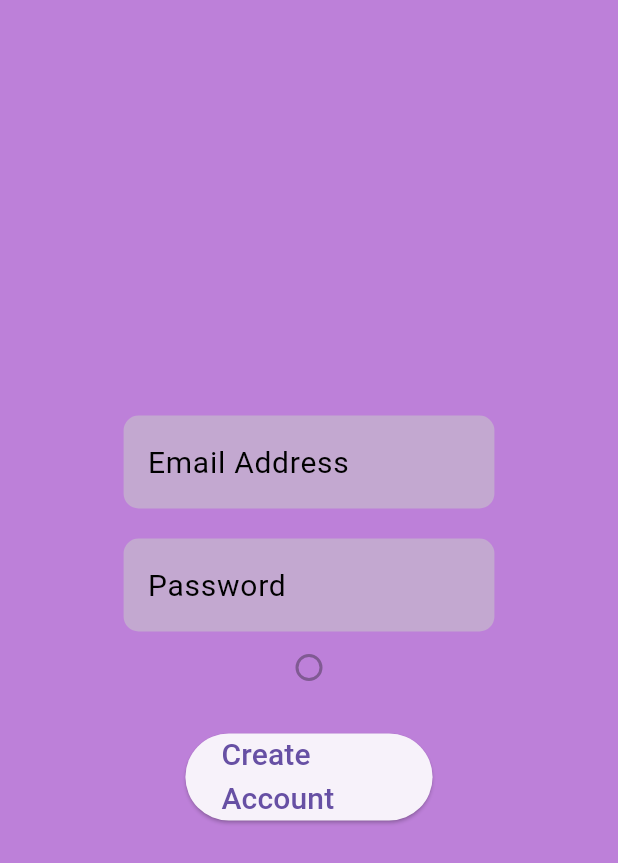
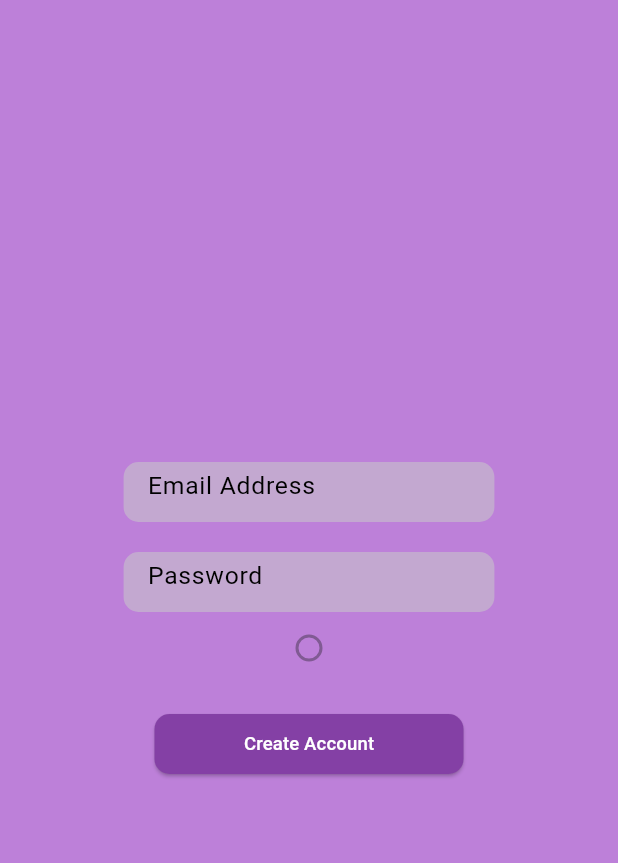
Before and after one commit to NewtonMaluvana/christian_dating_app, a Flutter app: the screen it shows after launch, on a phone screen of 412 x 824 dp. Shown: the top 863 px of the screen. Run offline on Flutter 3.47's test engine with Material 3 defaults, Android fonts, the phone set to English and light mode, and no system bars; our stand-ins replace flutter_screenutil, gap, get, google_fonts, hugeicons.

Commit message:
adding buttons in the login page

```diff
--- a/lib/Buttons/button.dart
+++ b/lib/Buttons/button.dart
@@ -1,4 +1,5 @@
 import 'package:dating_app/Fonts/Fonts.dart';
+import 'package:dating_app/colors/colors.dart';
 import 'package:flutter/material.dart';
 import 'package:get/get_state_manager/src/simple/get_widget_cache.dart';
 
@@ -14,10 +15,23 @@ class Button extends StatefulWidget {
 class _ButtonState extends State<Button> {
   Widget getButton() {
     return SizedBox(
+      height: 40,
       width: widget.width,
       child: ElevatedButton(
+        style: ElevatedButton.styleFrom(
+          backgroundColor: color.btnColor,
+          shape: RoundedRectangleBorder(
+            borderRadius: BorderRadius.circular(10),
+          ),
+        ),
         onPressed: () {},
-        child: Text(widget.text, style: TextStyle(fontSize: 20)),
+        child: Text(
+          widget.text,
+          style: TextStyle(
+            fontSize: widget.width * 0.06,
+            color: color.colorText2,
+          ),
+        ),
       ),
     );
   }
--- a/lib/TextField/TextFiled.dart
+++ b/lib/TextField/TextFiled.dart
@@ -17,6 +17,7 @@ class _TextInput extends State<TextInput> {
   Widget inputText() {
     return SizedBox(
       width: width * 0.6,
+      height: 40,
       child: TextField(
         decoration: InputDecoration(
           hintStyle: TextStyle(color: color.colorText1, fontSize: widget.size),
--- a/lib/colors/colors.dart
+++ b/lib/colors/colors.dart
@@ -4,5 +4,6 @@ class color {
   static Color bgColor = const Color.fromARGB(255, 189, 128, 217);
   static Color colorInput = const Color.fromRGBO(195, 168, 208, 1);
   static Color colorText1 = Colors.black;
+  static Color colorText2 = Colors.white;
   static Color btnColor = const Color.fromRGBO(132, 64, 165, 1);
 }
--- a/lib/pages/Authentication_pages/login_page.dart
+++ b/lib/pages/Authentication_pages/login_page.dart
@@ -23,12 +23,12 @@ class _LoginPage extends State<LoginPage> {
         child: Column(
           mainAxisAlignment: MainAxisAlignment.center,
           children: [
-            TextInput(hintText: "Email Address", size: 20),
+            TextInput(hintText: "Email Address", size: width * 0.04),
             Gap(20),
-            TextInput(hintText: "Password", size: 20),
+            TextInput(hintText: "Password", size: width * 0.04),
             Radio(value: 1, groupValue: 3, onChanged: null),
             Gap(20),
-            Button(text: "Create Account", width: width * 0.4),
+            Button(text: "Create Account", width: width * 0.5),
           ],
         ),
       ),
```
